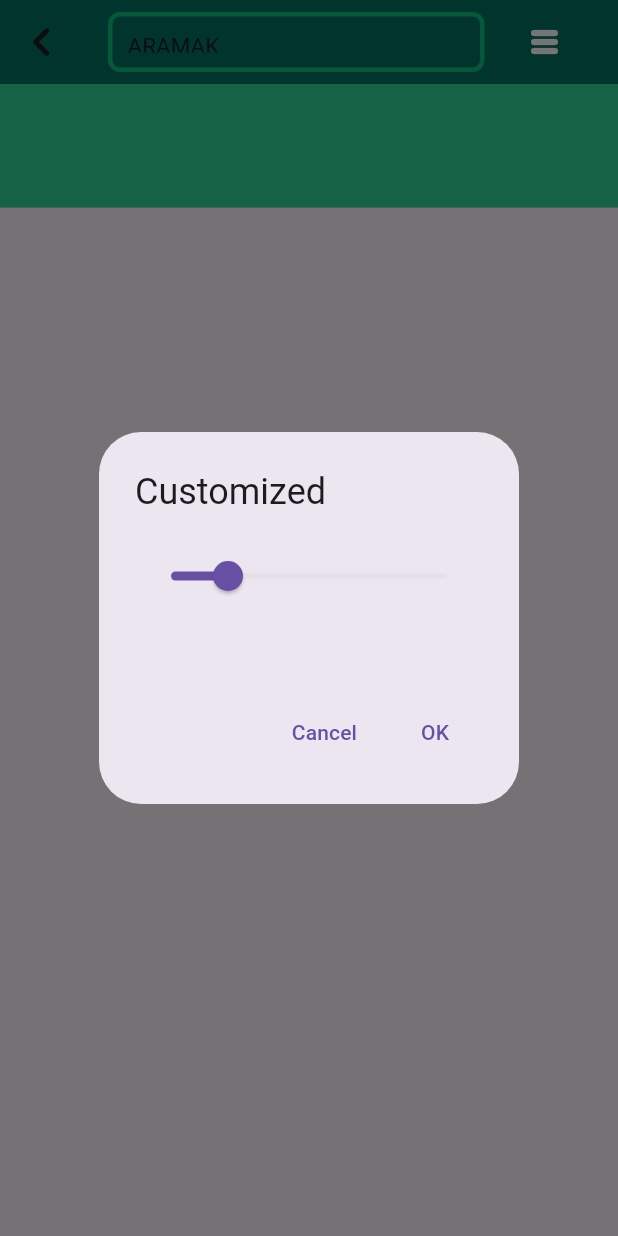
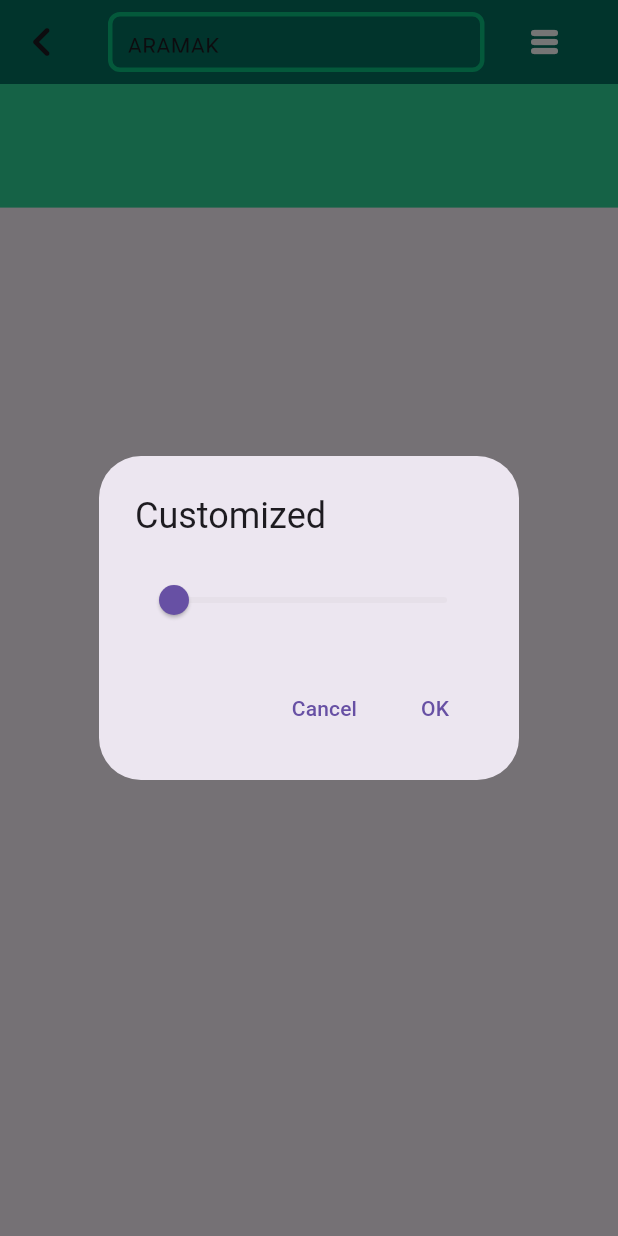
Before and after one commit to Nasiefnasi/Ak-Group, a Flutter app: the ReadPageLast screen opened directly with empty values, after a tap on the "table rows" icon, on a phone screen of 412 x 824 dp. Run offline on Flutter 3.47's test engine with Material 3 defaults, Android fonts, the phone set to English and light mode, and no system bars; our stand-ins replace vibration; missing offline and left inert: arabic_numbers, number_to_word_arabic; project files that could hold a hidden picture were left out.

Commit message:
some data get error

```diff
--- /dev/null
+++ b/lib/controler/slider.dart
@@ -0,0 +1,64 @@
+import 'package:flutter/material.dart';
+
+// class SliderWidget extends ChangeNotifier{
+//   double valueupdate = 0.0;
+
+
+//   slider(BuildContext context){
+//     // valueupdate=data;
+//     // notifyListeners();
+//  return  showDialog<String>(
+//                     context: context,
+//                     builder: (BuildContext context) => AlertDialog(
+//                       title: const Text('Customized'),
+//                       // content: const Text('Here we can add the description of the alert'),
+//                       content: SizedBox(
+//                         height: 80,
+//                         child: Column(
+//                           children: [
+//                             // value.slider(),
+//                             Slider(
+//                               divisions: 100,
+//                               min: 0.0,
+//                               max: 100.0,
+//                               value:valueupdate ,
+//                               onChanged: (values) {
+
+
+//                                  valueupdate = values;
+//                                  notifyListeners();
+
+//                               },
+//                             )
+//                           ],
+//                         ),
+//                       ),
+//                       actions: <Widget>[
+//                         TextButton(
+//                           onPressed: () => Navigator.pop(context, 'Cancel'),
+//                           child: const Text('Cancel'),
+//                         ),
+//                         TextButton(
+//                           onPressed: () => Navigator.pop(context, 'OK'),
+//                           child: const Text('OK'),
+//                         ),
+//                       ],
+//                     ),
+
+//                   );
+
+
+
+
+// }
+// }
+class SliderWidget extends ChangeNotifier {
+  double _valueUpdate = 25.0;
+
+  double get valueUpdate => _valueUpdate;
+
+  void setValue(double value) {
+    _valueUpdate = value;
+    notifyListeners();
+  }
+}
--- a/lib/main.dart
+++ b/lib/main.dart
@@ -3,6 +3,7 @@
 import 'dart:async';
 
 import 'package:ak/controler/counterpage.dart';
+import 'package:ak/controler/slider.dart';
 import 'package:ak/core.dart';
 import 'package:ak/view/imageandicons.dart';
 import 'package:ak/view/secondPage.dart';
@@ -26,7 +27,8 @@ class MyApp extends StatelessWidget {
         ),
         ChangeNotifierProvider(
           create: (context) => Imageicons(),
-        )
+        ),
+        ChangeNotifierProvider(create: (context) => SliderWidget(),)
       ],
       child: const MaterialApp(
         debugShowCheckedModeBanner: false,
--- a/lib/view/readingpageLast.dart
+++ b/lib/view/readingpageLast.dart
@@ -1,9 +1,11 @@
 // ignore_for_file: file_names, avoid_unnecessary_containers, unnecessary_string_interpolations, non_constant_identifier_names
 
+import 'package:ak/controler/slider.dart';
 import 'package:ak/core.dart';
 import 'package:flutter/material.dart';
+import 'package:provider/provider.dart';
 
-class ReadPageLast extends StatefulWidget {
+class ReadPageLast extends StatelessWidget {
   ReadPageLast({
     super.key,
     required this.Indes,
@@ -15,14 +17,9 @@ class ReadPageLast extends StatefulWidget {
   final List arab;
 
   @override
-  State<ReadPageLast> createState() => _ReadPageLastState();
-}
-
-class _ReadPageLastState extends State<ReadPageLast> {double _value =20;
-  @override
   Widget build(BuildContext context) {
-
     var mediaqurey = MediaQuery.of(context).size;
+    return Consumer<SliderWidget>(builder: (context, value, child) {
       return Scaffold(
         appBar: AppBar(
             title: Container(
@@ -46,38 +43,9 @@ class _ReadPageLastState extends State<ReadPageLast> {double _value =20;
             actions: [
               IconButton(
                 onPressed: () {
-                showDialog<String>(
+                  showDialog(
                     context: context,
-                  builder: (BuildContext context) => AlertDialog(
-                    title: const Text('Customized'),
-                    // content: const Text('Here we can add the description of the alert'),
-                    content: SizedBox(height: 80,
-                      child: Column(
-                        children: [
-                          Slider(divisions: 100,
-                            min: 0.0,
-                            max: 100.0,
-                            value: _value,
-                            onChanged: (value) {
-                              setState(() {
-                                _value = value;
-                              });
-                            },
-                          )
-                        ],
-                      ),
-                    ),
-                    actions: <Widget>[
-                      TextButton(
-                        onPressed: () => Navigator.pop(context, 'Cancel'),
-                        child: const Text('Cancel'),
-                      ),
-                      TextButton(
-                        onPressed: () => Navigator.pop(context, 'OK'),
-                        child: const Text('OK'),
-                      ),
-                    ],
-                  ),
+                    builder: (BuildContext context) => SliderDialog(),
                   );
                 },
                 icon: const Icon(
@@ -90,7 +58,8 @@ class _ReadPageLastState extends State<ReadPageLast> {double _value =20;
               ),
             ]),
         body: SafeArea(
-          child: Column(
+            child: Column(mainAxisAlignment: MainAxisAlignment.center,
+            crossAxisAlignment: CrossAxisAlignment.end,
           children: [
             Container(
               height: mediaqurey.height * .1,
@@ -98,7 +67,7 @@ class _ReadPageLastState extends State<ReadPageLast> {double _value =20;
               color: ligGreen,
               child: Center(
                 child: Text(
-                widget.titlename,
+                  titlename,
                   style: const TextStyle(
                       fontSize: 28, fontWeight: FontWeight.w500, color: white),
                 ),
@@ -106,10 +75,10 @@ class _ReadPageLastState extends State<ReadPageLast> {double _value =20;
             ),
             Expanded(
                 child: ListView.builder(
-            itemCount: widget.arab.length,
+              itemCount: arab.length,
               itemBuilder: (context, index) {
                 // final arabicdataksey = listofayath.keys.elementAt(Indes);
-              final turkishlistvalu = listofayath[widget.arab];
+                final turkishlistvalu = listofayath[arab];
 
                 return Column(
                   children: [
@@ -117,10 +86,12 @@ class _ReadPageLastState extends State<ReadPageLast> {double _value =20;
                       child: Padding(
                         padding: const EdgeInsets.all(8.0),
                         child: Text(
-                        widget.arab[index],
+                          arab[index],
                           textAlign: TextAlign.right,
-                        style: const TextStyle(
-                          fontSize: 45,
+                          style: TextStyle(
+                            fontSize: value.valueUpdate == 0.0
+                                ? 25
+                                : value.valueUpdate,
                             fontWeight: FontWeight.bold,
                             fontFamily: "arabicf",
                           ),
@@ -171,5 +142,41 @@ class _ReadPageLastState extends State<ReadPageLast> {double _value =20;
           ],
         )),
       );
+    });
   }
 }
+
+class SliderDialog extends StatelessWidget {
+  @override
+  Widget build(BuildContext context) {
+    return AlertDialog(
+      title: const Text('Customized'),
+      content: Column(
+        mainAxisSize: MainAxisSize.min,
+        children: [
+          Consumer<SliderWidget>(
+            builder: (context, sliderWidget, _) => Slider(
+              divisions: 50,
+              min: 25.0,
+              max: 75.0,
+              value: sliderWidget.valueUpdate,
+              onChanged: (value) {
+                sliderWidget.setValue(value);
+              },
+            ),
+          ),
+        ],
+      ),
+      actions: <Widget>[
+        TextButton(
+          onPressed: () => Navigator.pop(context, 'Cancel'),
+          child: const Text('Cancel'),
+        ),
+        TextButton(
+          onPressed: () => Navigator.pop(context, 'OK'),
+          child: const Text('OK'),
+        ),
+      ],
+    );
+  }
+}
```
Lines whose indentation alone changed are shown as unchanged.
